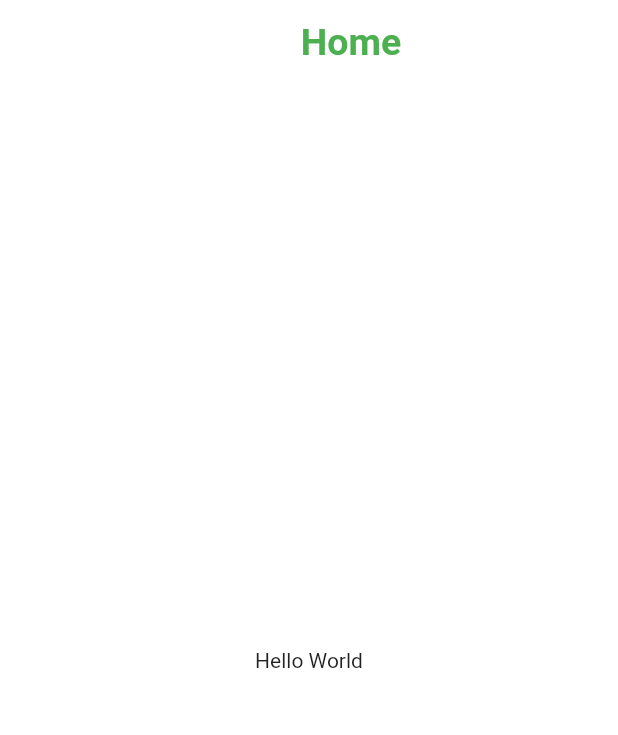
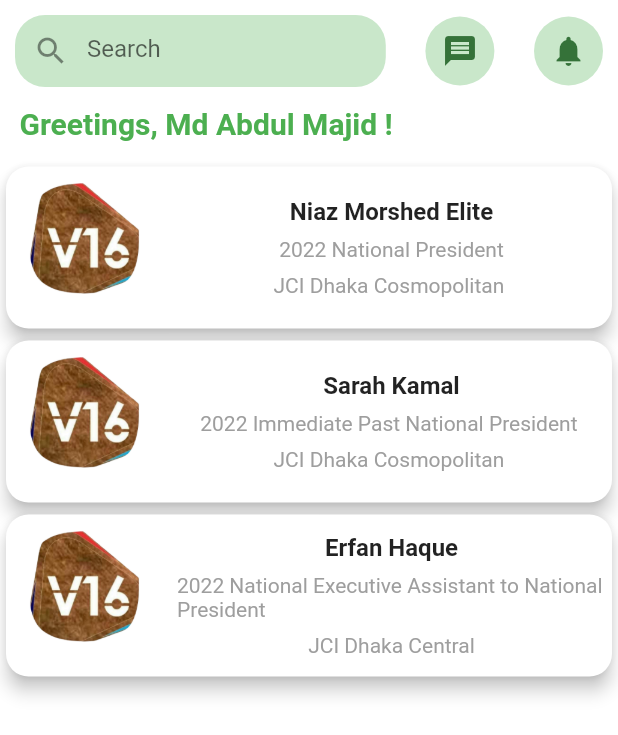
Before and after one commit to merajhossain028/sena_community_app_v16, a Flutter app: the Home screen opened directly, on a phone screen of 412 x 824 dp. Shown: the top 735 px of the screen. Run offline on Flutter 3.47's test engine with Material 2 defaults, Android fonts, the phone set to English and light mode, and no system bars; drawn by our look-alikes of animated_text_kit; our stand-ins replace animated_splash_screen, flutter_easyloading, google_fonts, hive, hive_flutter, page_transition; accounts and stored records are empty.

Commit message:
home page ui initial work

```diff
--- a/lib/screens/home/components/body.dart
+++ b/lib/screens/home/components/body.dart
@@ -1,12 +1,91 @@
-import 'package:flutter/material.dart' show BuildContext, Center, Key, StatelessWidget, Text, Widget;
+import 'package:animated_text_kit/animated_text_kit.dart';
+import 'package:flutter/material.dart';
+
+import '../models/list_card.dart';
 
 class Body extends StatelessWidget {
   const Body({Key? key}) : super(key: key);
 
   @override
   Widget build(BuildContext context) {
-    return const Center(
-      child: Text('Hello World'),
+    final Size size = MediaQuery.of(context).size;
+    return SafeArea(
+      child: Column(
+        children: [
+          const SizedBox(height: 10),
+          Padding(
+            padding: const EdgeInsets.symmetric(horizontal: 10),
+            child: Row(
+              mainAxisAlignment: MainAxisAlignment.spaceBetween,
+              children: [
+                Container(
+                  width: size.width * 0.6,
+                  decoration: BoxDecoration(
+                    color: Colors.green.withOpacity(0.3),
+                    borderRadius: BorderRadius.circular(20),
+                  ),
+                  child: TextField(
+                    onChanged: (value) {},
+                    decoration: const InputDecoration(
+                      enabledBorder: InputBorder.none,
+                      focusedBorder: InputBorder.none,
+                      hintText: "Search",
+                      prefixIcon: Icon(Icons.search),
+                      contentPadding:
+                          EdgeInsets.symmetric(horizontal: 20, vertical: 13),
+                    ),
+                  ),
+                ),
+                Container(
+                  height: 46,
+                  width: 46,
+                  decoration: BoxDecoration(
+                      color: Colors.green.withOpacity(0.3),
+                      shape: BoxShape.circle),
+                  child: const Icon(Icons.message),
+                ),
+                Container(
+                  height: 46,
+                  width: 46,
+                  decoration: BoxDecoration(
+                      color: Colors.green.withOpacity(0.3),
+                      shape: BoxShape.circle),
+                  child: const Icon(Icons.notifications),
+                ),
+                // Container(
+                //   height: 46,
+                //   width: 46,
+                //   decoration: BoxDecoration(
+                //       color: Colors.green.withOpacity(0.3),
+                //       shape: BoxShape.circle),
+                //   child: Drawer(),
+                // ),
+              ],
+            ),
+          ),
+          Padding(
+            padding: const EdgeInsets.all(13.0),
+            child: Align(
+              alignment: Alignment.centerLeft,
+              child: AnimatedTextKit(
+                isRepeatingAnimation: false,
+                animatedTexts: [
+                  TypewriterAnimatedText(
+                    'Greetings, Md Abdul Majid !',
+                    textStyle: const TextStyle(
+                      fontSize: 20,
+                      fontWeight: FontWeight.bold,
+                      color: Colors.green,
+                    ),
+                    speed: const Duration(milliseconds: 200),
+                  ),
+                ],
+              ),
+            ),
+          ),
+          UserListItem(),
+        ],
+      ),
     );
   }
 }
--- a/lib/screens/home/home.dart
+++ b/lib/screens/home/home.dart
@@ -6,21 +6,8 @@ class Home extends StatelessWidget {
 
   @override
   Widget build(BuildContext context) {
-    return Scaffold(
-      appBar: AppBar(
-        backgroundColor: Colors.transparent,
-        title: const Center(
-          child: Text(
-            'Home',
-            style: TextStyle(
-              color: Colors.green,
-              fontSize: 25,
-              fontWeight: FontWeight.bold,
-            ),
-          ),
-        ),
-      ),
-      body: const Body(),
+    return const Scaffold(
+      body: Body(),
     );
   }
 }
--- /dev/null
+++ b/lib/screens/home/models/list_card.dart
@@ -0,0 +1,96 @@
+import 'package:flutter/material.dart';
+
+// ignore: must_be_immutable
+class UserListItem extends StatelessWidget {
+  UserListItem({Key? key}) : super(key: key);
+
+  List<Map<String, dynamic>> catagories = [
+    {
+      'image': 'assets/images/v16.png',
+      'text': 'Niaz Morshed Elite',
+      'date': '2022 National President',
+      'chapter': 'JCI Dhaka Cosmopolitan ',
+    },
+    {
+      'image': 'assets/images/v16.png',
+      'text': 'Sarah Kamal',
+      'date': '2022 Immediate Past National President ',
+      'chapter': 'JCI Dhaka Cosmopolitan ',
+    },
+    {
+      'image': 'assets/images/v16.png',
+      'text': 'Erfan Haque',
+      'date': '2022 National Executive Assistant to National President',
+      'chapter': 'JCI Dhaka Central',
+    },
+  ];
+  @override
+  Widget build(BuildContext context) {
+    return Column(
+      mainAxisSize: MainAxisSize.min,
+      children: [
+        ...List.generate(
+            catagories.length,
+            (index) => InkWell(
+                    child: ListCard(
+                  image: catagories[index]['image'],
+                  text: catagories[index]['text'],
+                  date: catagories[index]['date'],
+                  chapter: catagories[index]['chapter'],
+                  press: () => print('$index'),
+                ))),
+      ],
+    );
+  }
+}
+
+class ListCard extends StatelessWidget {
+  ListCard({
+    Key? key,
+    required this.image,
+    required this.text,
+    required this.date,
+    required this.press,
+    required this.chapter,
+  }) : super(key: key);
+
+  final String image, text, date, chapter;
+  final GestureTapCallback press;
+
+
+
+  @override
+  Widget build(BuildContext context) {
+    return Card(
+      elevation: 5.0,
+      shape: RoundedRectangleBorder(borderRadius: BorderRadius.circular(15.0)),
+      child: Container(
+        margin: const EdgeInsets.all(4),
+        decoration: BoxDecoration(borderRadius: BorderRadius.circular(15.0)),
+        child: Row(
+          children: [
+            ClipRRect(
+                borderRadius: BorderRadius.circular(15.0),
+                child: Image.asset(image,
+                    fit: BoxFit.fitHeight, height: 100, width: 100)),
+            const SizedBox(width: 10),
+            Expanded(
+                //flex: 4,
+                child: Column(
+                    mainAxisSize: MainAxisSize.min,
+                    crossAxisAlignment: CrossAxisAlignment.center,
+                    children: [
+                  Text(text,
+                      style: const TextStyle(
+                          fontWeight: FontWeight.bold, fontSize: 16.0)),
+                  const SizedBox(height: 8.0),
+                  Text(date, style: const TextStyle(color: Colors.grey)),
+                  const SizedBox(height: 8.0),
+                  Text(chapter, style: const TextStyle(color: Colors.grey)),
+                ])),
+          ],
+        ),
+      ),
+    );
+  }
+}
--- a/lib/screens/wrapper.dart
+++ b/lib/screens/wrapper.dart
@@ -2,6 +2,7 @@ import 'package:flutter/material.dart';
 import 'package:sena_community_app/screens/splash_screen/splash_screen.dart';
 
 import '../helpers/size_config/size_config.dart' show ScreenSize;
+import 'home/home.dart';
 
 class Wrapper extends StatelessWidget {
   final ScreenSize _sizeConfig = ScreenSize();
@@ -11,6 +12,6 @@ class Wrapper extends StatelessWidget {
   @override
   Widget build(BuildContext context) {
     _sizeConfig.init(context);
-    return const SplashScreen();
+    return const Home();
   }
 }
--- a/pubspec.yaml
+++ b/pubspec.yaml
@@ -28,6 +28,7 @@ environment:
 # versions available, run `flutter pub outdated`.
 dependencies:
   animated_splash_screen: ^1.2.0
+  animated_text_kit: ^4.2.1
   cupertino_icons: ^1.0.2
   flutter:
     sdk: flutter
```
Also changed, not shown: pubspec.lock.
